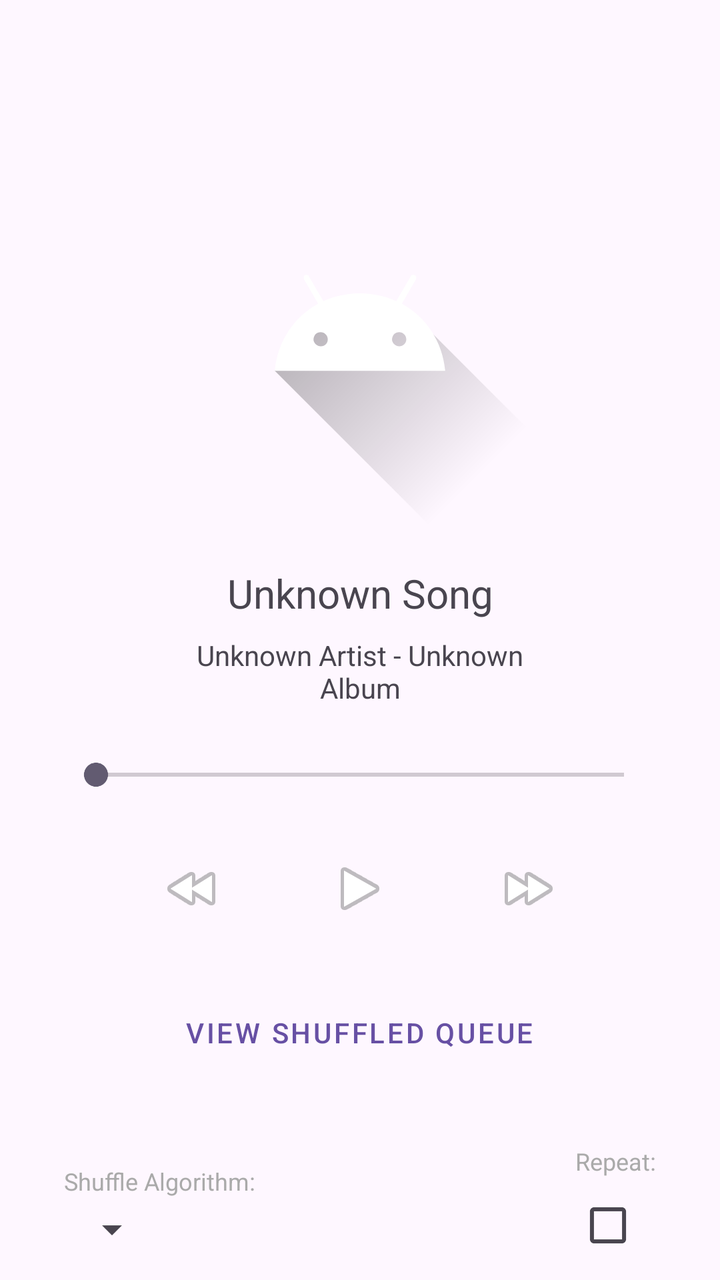
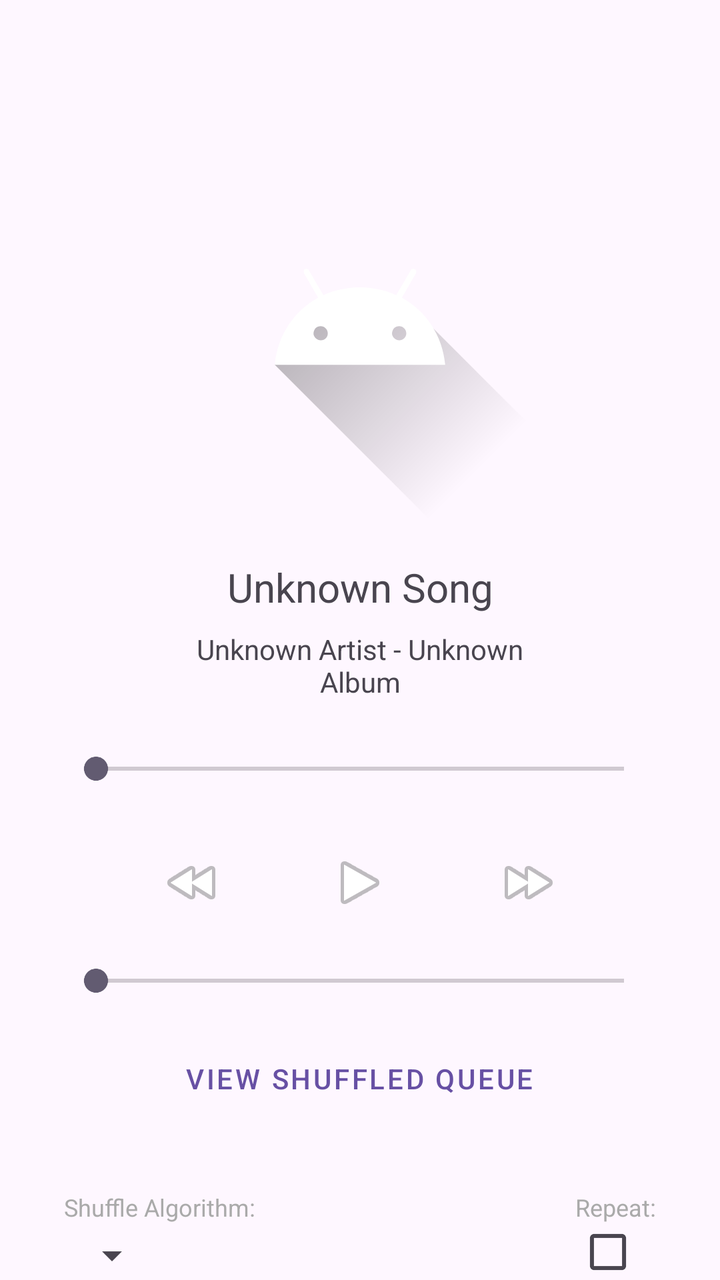

Before-and-after screenshots of an Android layout around one commit, followed by the original layout XML and the change that was made.
<!-- AndroidManifest.xml: application theme Theme.IT391_PROJECT_BeatBirdie_for_Android -->
<!-- res/layout/activity_now_playing.xml -->
<?xml version="1.0" encoding="utf-8"?>
<androidx.constraintlayout.widget.ConstraintLayout xmlns:android="http://schemas.android.com/apk/res/android"
    xmlns:app="http://schemas.android.com/apk/res-auto"
    xmlns:tools="http://schemas.android.com/tools"
    android:id="@+id/main"
    android:layout_width="match_parent"
    android:layout_height="match_parent"
    tools:context=".NowPlayingActivity">

    
    <com.google.android.material.appbar.AppBarLayout
        android:id="@+id/appbar"
        android:layout_width="0dp"
        android:layout_height="wrap_content"
        app:layout_constraintTop_toTopOf="parent"
        app:layout_constraintStart_toStartOf="parent"
        app:layout_constraintEnd_toEndOf="parent">

        <androidx.appcompat.widget.Toolbar
            android:id="@+id/toolbar"
            android:layout_width="match_parent"
            android:layout_height="?attr/actionBarSize" />

    </com.google.android.material.appbar.AppBarLayout>

    
    <LinearLayout
        android:layout_height="0dp"
        android:layout_width="0dp"
        android:orientation="vertical"
        android:gravity="center_horizontal|center_vertical"
        app:layout_constraintTop_toBottomOf="@id/appbar"
        app:layout_constraintStart_toStartOf="parent"
        app:layout_constraintEnd_toEndOf="parent"
        app:layout_constraintBottom_toBottomOf="parent">

        
        <ImageView
            android:id="@+id/albumCover"
            android:layout_width="200dp"
            android:layout_height="200dp"
            android:src="@drawable/ic_launcher_foreground"/>

        
        <TextView
            android:id="@+id/songTitle"
            android:text="Unknown Song"
            android:layout_height="wrap_content"
            android:layout_width="200dp"
            android:gravity="center"
            android:textSize="20sp"
            android:layout_marginTop="16dp"/>

        
        <TextView
            android:id="@+id/artistAlbum"
            android:text="Unknown Artist - Unknown Album"
            android:layout_height="wrap_content"
            android:layout_width="200dp"
            android:gravity="center"
            android:textSize="14sp"
            android:layout_marginTop="8dp"/>

        
        <LinearLayout
            android:layout_width="match_parent"
            android:layout_height="wrap_content"
            android:layout_marginTop="25dp"
            android:paddingHorizontal="32dp"
            android:gravity="center">

            <SeekBar
                android:id="@+id/scrubberBar"
                android:layout_width="match_parent"
                android:layout_height="wrap_content"
                android:max="100"
                android:progress="0"/>
        </LinearLayout>

        
        <LinearLayout
            android:layout_width="match_parent"
            android:layout_height="wrap_content"
            android:layout_marginTop="16dp"
            android:gravity="center">

            <ImageButton
                android:id="@+id/rewind"
                android:layout_width="56dp"
                android:layout_height="56dp"
                android:background="?attr/selectableItemBackgroundBorderless"
                android:src="@android:drawable/ic_media_rew"
                android:contentDescription="Rewind"/>

            <ImageButton
                android:id="@+id/playpause"
                android:layout_width="64dp"
                android:layout_height="64dp"
                android:layout_marginHorizontal="24dp"
                android:background="?attr/selectableItemBackgroundBorderless"
                android:src="@android:drawable/ic_media_play"
                android:contentDescription="Play or Pause"/>

            <ImageButton
                android:id="@+id/skip"
                android:layout_width="56dp"
                android:layout_height="56dp"
                android:background="?attr/selectableItemBackgroundBorderless"
                android:src="@android:drawable/ic_media_ff"
                android:contentDescription="Skip"/>
        </LinearLayout>

        <Button
            android:id="@+id/btnViewQueue"
            android:layout_width="wrap_content"
            android:layout_height="wrap_content"
            android:layout_marginTop="16dp"
            android:text="View Shuffled Queue"
            style="@style/Widget.MaterialComponents.Button.TextButton"/>

        <LinearLayout
            android:layout_width="match_parent"
            android:layout_height="wrap_content"
            android:layout_marginTop="16dp"
            android:layout_marginHorizontal="32dp"
            android:gravity="center"
            android:orientation="horizontal">

            <LinearLayout
                android:layout_width="0dp"
                android:layout_height="wrap_content"
                android:layout_weight="1"
                android:orientation="vertical">

        
                <TextView
                    android:id="@+id/shuffleLabel"
                    android:layout_width="wrap_content"
                    android:layout_height="wrap_content"
                    android:layout_marginTop="16dp"
                    android:text="Shuffle Algorithm:"
                    android:textSize="12sp"
                    android:textColor="@android:color/darker_gray"/>

                <Spinner
                    android:id="@+id/shuffleSpinner"
                    android:layout_width="wrap_content"
                    android:layout_height="wrap_content"
                    android:layout_marginTop="4dp"
                    android:padding="8dp"/>
            </LinearLayout>


            <LinearLayout
                android:layout_width="0dp"
                android:layout_height="wrap_content"
                android:layout_weight="1"
                android:orientation="vertical"
                android:gravity="end">

                

                <TextView
                    android:id="@+id/repeatLabel"
                    android:layout_width="wrap_content"
                    android:layout_height="wrap_content"
                    android:layout_marginTop="16dp"
                    android:text="Repeat:"
                    android:textSize="12sp"
                    android:textColor="@android:color/darker_gray"/>

                <CheckBox
                    android:id="@+id/repeatCheckbox"
                    android:layout_width="wrap_content"
                    android:layout_height="wrap_content"/>

            </LinearLayout>

        </LinearLayout>

    </LinearLayout>

</androidx.constraintlayout.widget.ConstraintLayout>
<!-- resources referenced by this layout -->
<resources>
  <!-- drawable ic_launcher_foreground (drawable) -->
  <vector xmlns:android="http://schemas.android.com/apk/res/android"
      xmlns:aapt="http://schemas.android.com/aapt"
      android:width="108dp"
      android:height="108dp"
      android:viewportWidth="108"
      android:viewportHeight="108">
      <path android:pathData="M31,63.928c0,0 6.4,-11 12.1,-13.1c7.2,-2.6 26,-1.4 26,-1.4l38.1,38.1L107,108.928l-32,-1L31,63.928z">
          <aapt:attr name="android:fillColor">
              <gradient
                  android:endX="85.84757"
                  android:endY="92.4963"
                  android:startX="42.9492"
                  android:startY="49.59793"
                  android:type="linear">
                  <item
                      android:color="#44000000"
                      android:offset="0.0" />
                  <item
                      android:color="#00000000"
                      android:offset="1.0" />
              </gradient>
          </aapt:attr>
      </path>
      <path
          android:fillColor="#FFFFFF"
          android:fillType="nonZero"
          android:pathData="M65.3,45.828l3.8,-6.6c0.2,-0.4 0.1,-0.9 -0.3,-1.1c-0.4,-0.2 -0.9,-0.1 -1.1,0.3l-3.9,6.7c-6.3,-2.8 -13.4,-2.8 -19.7,0l-3.9,-6.7c-0.2,-0.4 -0.7,-0.5 -1.1,-0.3C38.8,38.328 38.7,38.828 38.9,39.228l3.8,6.6C36.2,49.428 31.7,56.028 31,63.928h46C76.3,56.028 71.8,49.428 65.3,45.828zM43.4,57.328c-0.8,0 -1.5,-0.5 -1.8,-1.2c-0.3,-0.7 -0.1,-1.5 0.4,-2.1c0.5,-0.5 1.4,-0.7 2.1,-0.4c0.7,0.3 1.2,1 1.2,1.8C45.3,56.528 44.5,57.328 43.4,57.328L43.4,57.328zM64.6,57.328c-0.8,0 -1.5,-0.5 -1.8,-1.2s-0.1,-1.5 0.4,-2.1c0.5,-0.5 1.4,-0.7 2.1,-0.4c0.7,0.3 1.2,1 1.2,1.8C66.5,56.528 65.6,57.328 64.6,57.328L64.6,57.328z"
          android:strokeWidth="1"
          android:strokeColor="#00000000" />
  </vector>
  <style name="Theme.IT391_PROJECT_BeatBirdie_for_Android" parent="Base.Theme.IT391_PROJECT_BeatBirdie_for_Android" />
  <style name="Base.Theme.IT391_PROJECT_BeatBirdie_for_Android" parent="Theme.Material3.DayNight.NoActionBar">
          
          <item name="nowPlayingBackground">@color/now_playing_light</item>
      </style>
  <color name="now_playing_light">#D6D6D6</color>
</resources>

<!-- the commit's change to res/layout/activity_now_playing.xml (unified diff, before → after) -->
@@ -101,6 +101,8 @@
                 android:src="@android:drawable/ic_media_play"
                 android:contentDescription="Play or Pause"/>
 
+
+
             <ImageButton
                 android:id="@+id/skip"
                 android:layout_width="56dp"
@@ -108,7 +110,19 @@
                 android:background="?attr/selectableItemBackgroundBorderless"
                 android:src="@android:drawable/ic_media_ff"
                 android:contentDescription="Skip"/>
+
+
         </LinearLayout>
+
+        <SeekBar
+            android:id="@+id/volumeSeekBar"
+            android:layout_width="match_parent"
+            android:layout_height="wrap_content"
+            android:layout_marginTop="8dp"
+            android:layout_marginStart="32dp"
+            android:layout_marginEnd="32dp"/>
+
+
 
         <Button
             android:id="@+id/btnViewQueue"
